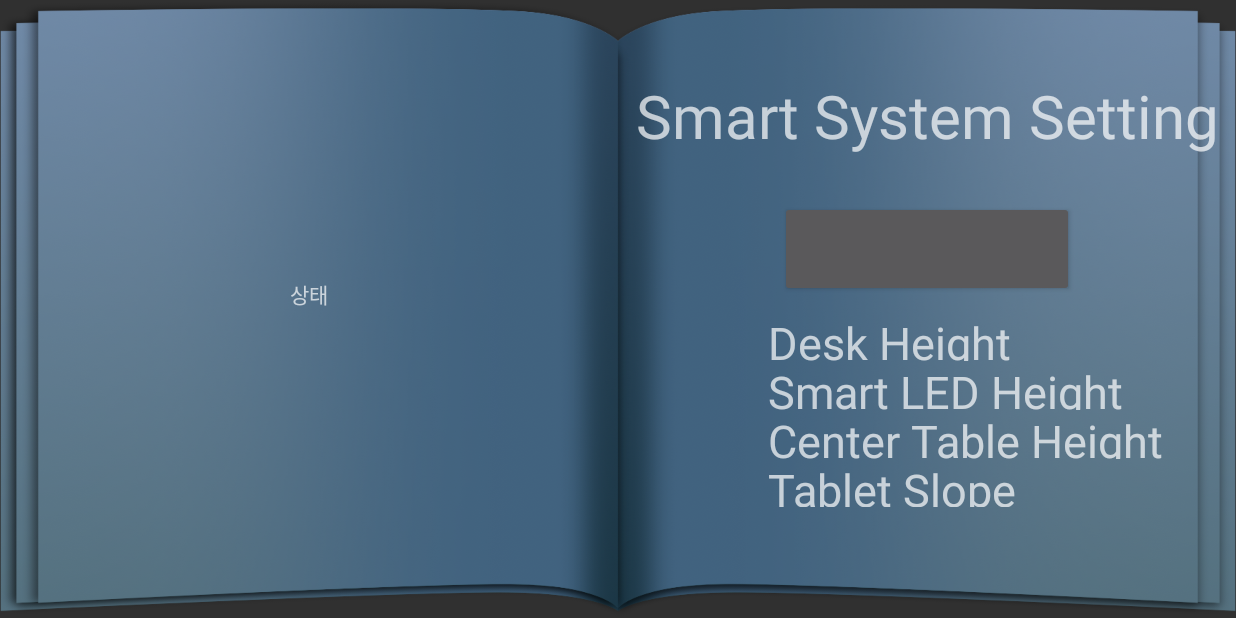
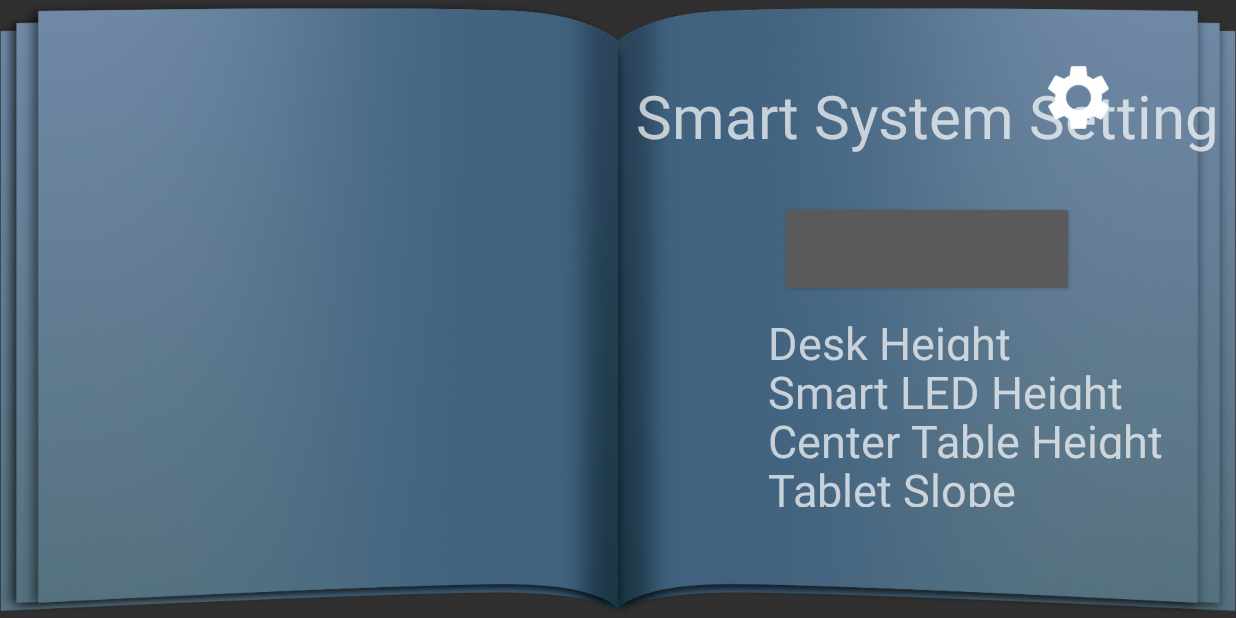
Before and after one commit to yeonjukko/SmartDesk, an Android app: the screen it shows after launch (MainActivity), on a phone screen of 824 x 412 dp (held sideways). Run offline under Robolectric (Android 15) with nearby library versions, the phone set to English and light mode, and no system bars; libraries missing offline, so code that uses them is left out: com.dd; plain views replace CircularProgressButton; 6 statements that could not run were skipped.

Commit message:
블루투스 연결 버튼 수정

```diff
--- a/app/src/main/res/layout/activity_main.xml
+++ b/app/src/main/res/layout/activity_main.xml
@@ -15,17 +15,6 @@
         android:gravity="center_vertical"
         android:orientation="vertical">
 
-        <TextView
-            android:id="@+id/tv_status"
-            android:layout_width="match_parent"
-            android:layout_height="wrap_content"
-            android:gravity="center"
-            android:text="상태" />
-
-        <TextView
-            android:id="@+id/tv_receive"
-            android:layout_width="match_parent"
-            android:layout_height="wrap_content" />
 
 
     </LinearLayout>
@@ -35,7 +24,9 @@
         android:layout_height="match_parent"
         android:layout_weight="1"
         android:orientation="vertical">
-
+        <FrameLayout
+            android:layout_width="match_parent"
+            android:layout_height="wrap_content">
             <TextView
                 android:layout_width="match_parent"
                 android:layout_height="wrap_content"
@@ -44,6 +35,17 @@
                 android:gravity="center"
                 android:text="Smart System Setting"
                 android:textSize="40dp" />
+            <ImageView
+                android:id="@+id/bt_setting"
+                android:layout_marginTop="40dp"
+                android:layout_marginRight="80dp"
+                android:layout_gravity="right"
+                android:layout_width="50dp"
+                android:layout_height="50dp"
+                android:src="@drawable/ic_setting"/>
+        </FrameLayout>
+
+
 
         <com.dd.CircularProgressButton
             android:id="@+id/bt_connect"
@@ -54,11 +56,9 @@
             android:textColor="@android:color/white"
             android:textSize="18sp"
             app:cpb_cornerRadius="48dp"
-            app:cpb_iconComplete="@drawable/ic_action_accept"
-            app:cpb_iconError="@drawable/ic_action_cancel"
             app:cpb_textComplete="Connected!"
-            app:cpb_textError="Error"
-            app:cpb_textIdle="Connect" />
+            app:cpb_textError="Disconnected"
+            app:cpb_textIdle="Connection" />
 
 
         <LinearLayout
```
Also changed, not shown: app/src/main/java/neurosky/com/smartdesk/MainActivity.java (+24 -6 lines), app/src/main/res/drawable/ic_setting.png (added). Lines whose indentation alone changed are shown as unchanged.
